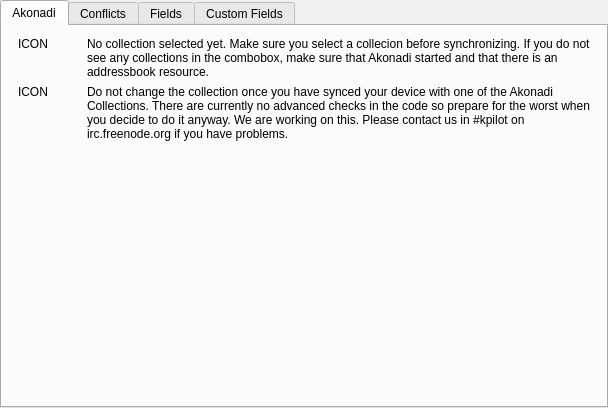
chusopr/kdepim-ktimetracker-akonadi, file kpilot/conduits/contacts/contacts-settings.ui: the form before one commit.
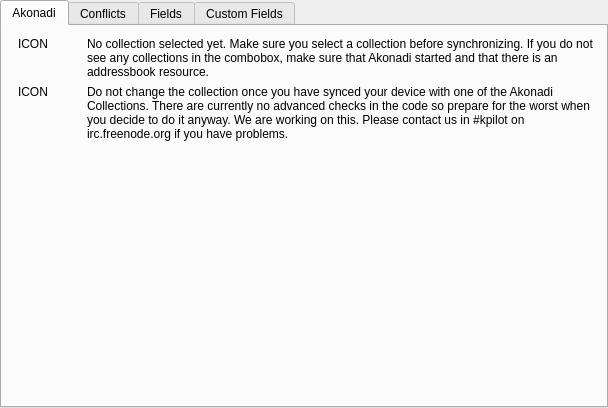
The form after the commit.

Commit message: SVN_SILENT: Fix typo

Diff of the .ui file:
```diff
--- a/kpilot/conduits/contacts/contacts-settings.ui
+++ b/kpilot/conduits/contacts/contacts-settings.ui
@@ -72,7 +72,7 @@
             </sizepolicy>
            </property>
            <property name="text" >
-            <string>No collection selected yet. Make sure you select a collecion before synchronizing. If you do not see any collections in the combobox, make sure that Akonadi started and that there is an addressbook resource.</string>
+            <string>No collection selected yet. Make sure you select a collection before synchronizing. If you do not see any collections in the combobox, make sure that Akonadi started and that there is an addressbook resource.</string>
            </property>
            <property name="alignment" >
             <set>Qt::AlignLeading|Qt::AlignLeft|Qt::AlignTop</set>
```
